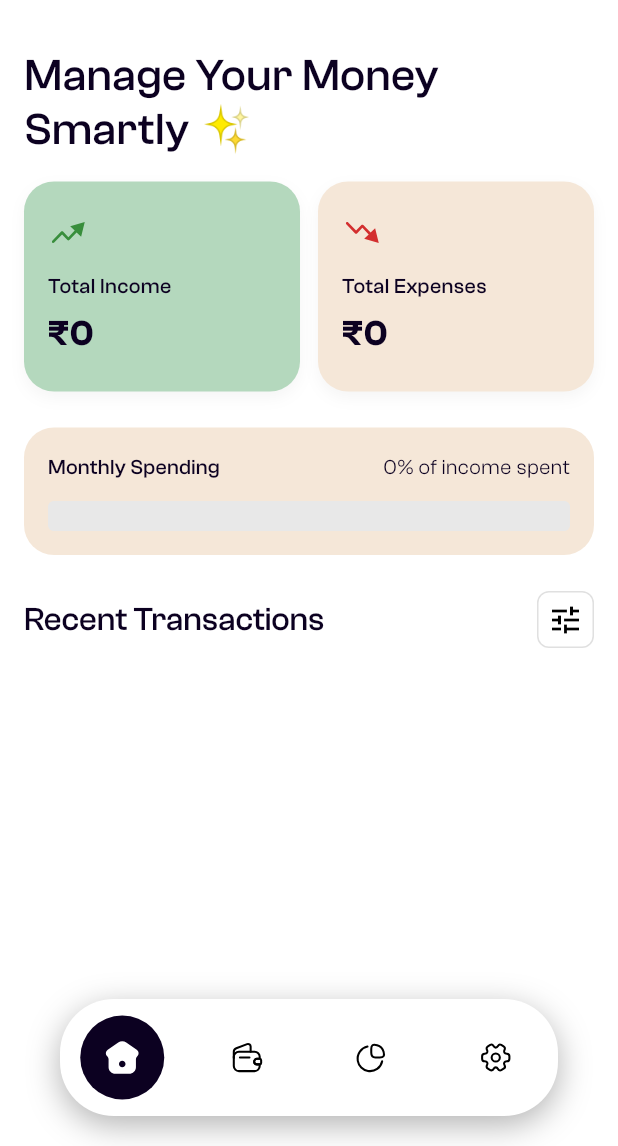
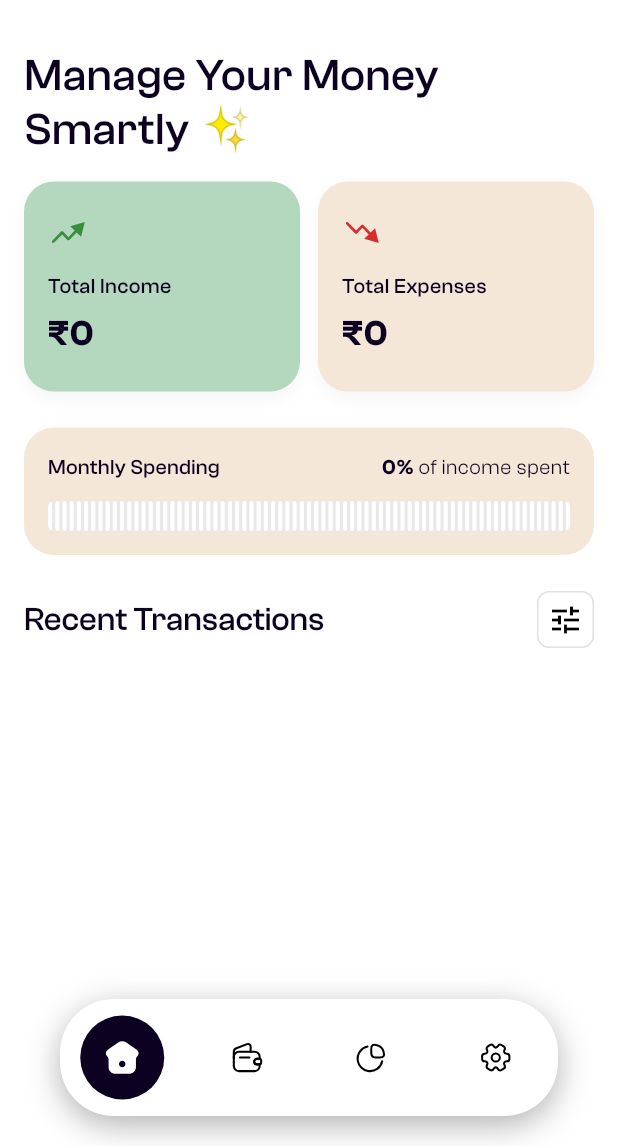
Before and after one commit to dishant-ramani/Expense-Tracker, a Flutter app: the screen it shows after launch, on a phone screen of 412 x 824 dp, the part 90-1236 px from its top. Run offline on Flutter 3.47's test engine with Material 3 defaults, Android fonts, the phone set to English and light mode, and no system bars; our stand-ins replace fl_chart, flutter_svg, font_awesome_flutter, google_fonts, google_mobile_ads, hive and 1 more; accounts and stored records are empty.

Commit message:
QA-fix Bug(2,3,6)

```diff
--- a/lib/screens/home_screen.dart
+++ b/lib/screens/home_screen.dart
@@ -450,14 +450,29 @@ class _MonthlySpending extends StatelessWidget {
                       fontSize: 14,
                     ),
               ),
-              Text(
-                _label(percentage),
+              RichText(
+                text: TextSpan(
+                  children: [
+                    TextSpan(
+                      text: "${(percentage * 100).toStringAsFixed(0)}%",
                       style: Theme.of(context).textTheme.bodySmall?.copyWith(
                         color: HomeScreen.kPrimaryText,
                         fontSize: 14,
-                      fontWeight: FontWeight.w400,
+                        fontWeight: FontWeight.w600, // ✅ ONLY percentage bold
                       ),
                     ),
+                    TextSpan(
+                      text: " of income spent",
+                      style: Theme.of(context).textTheme.bodySmall?.copyWith(
+                        color: HomeScreen.kPrimaryText,
+                        fontSize: 14,
+                        fontWeight: FontWeight.w400, // rest same
+                      ),
+                    ),
+                  ],
+                ),
+              ),
+
             ],
           ),
           const SizedBox(height: 12),
@@ -506,38 +521,36 @@ class _StripedProgressPainter extends CustomPainter {
 
 @override
 void paint(Canvas canvas, Size size) {
-    // Draw background
-    final bgRect = Rect.fromLTWH(0, 0, size.width, size.height);
-    final bgPaint = Paint()..color = bgColor;
-    canvas.drawRRect(
-      RRect.fromRectAndRadius(bgRect, const Radius.circular(4)),
-      bgPaint,
-    );
-
-    // Calculate segment width and spacing
   final double totalSpacing = (_segmentCount - 1) * _segmentSpacing;
   final double segmentWidth = (size.width - totalSpacing) / _segmentCount;
   final int filledSegments = (progress * _segmentCount).round();
 
-    // Draw filled segments
-    if (filledSegments > 0) {
-      final fillPaint = Paint()..color = fillColor;
+  final Paint emptyPaint = Paint()..color = Colors.white;
+  final Paint fillPaint = Paint()..color = fillColor;
 
-      for (int i = 0; i < filledSegments; i++) {
+  for (int i = 0; i < _segmentCount; i++) {
     final double left = i * (segmentWidth + _segmentSpacing);
-        final segmentRect = RRect.fromRectAndRadius(
+
+    final RRect segmentRect = RRect.fromRectAndRadius(
       Rect.fromLTWH(
         left,
         0,
         segmentWidth,
         size.height,
       ),
-          const Radius.circular(3), // Slightly increased corner radius for taller segments
+      const Radius.circular(3),
     );
+
+    // Draw empty segment
+    canvas.drawRRect(segmentRect, emptyPaint);
+
+    // Draw filled segment on top if applicable
+    if (i < filledSegments) {
       canvas.drawRRect(segmentRect, fillPaint);
     }
   }
 }
+
 
   @override
   bool shouldRepaint(covariant _StripedProgressPainter old) {
@@ -829,8 +842,8 @@ class _CategoryTile extends StatelessWidget {
 
               // Constraints for the popup menu
               constraints: const BoxConstraints(
-                minWidth: 160, // Minimum width of the popup menu
-                maxWidth: 200, // Maximum width of the popup menu
+                // minWidth: 160, // Minimum width of the popup menu
+                // maxWidth: 200, // Maximum width of the popup menu
               ),
             ),
         ],
```
Lines whose indentation alone changed are shown as unchanged.
